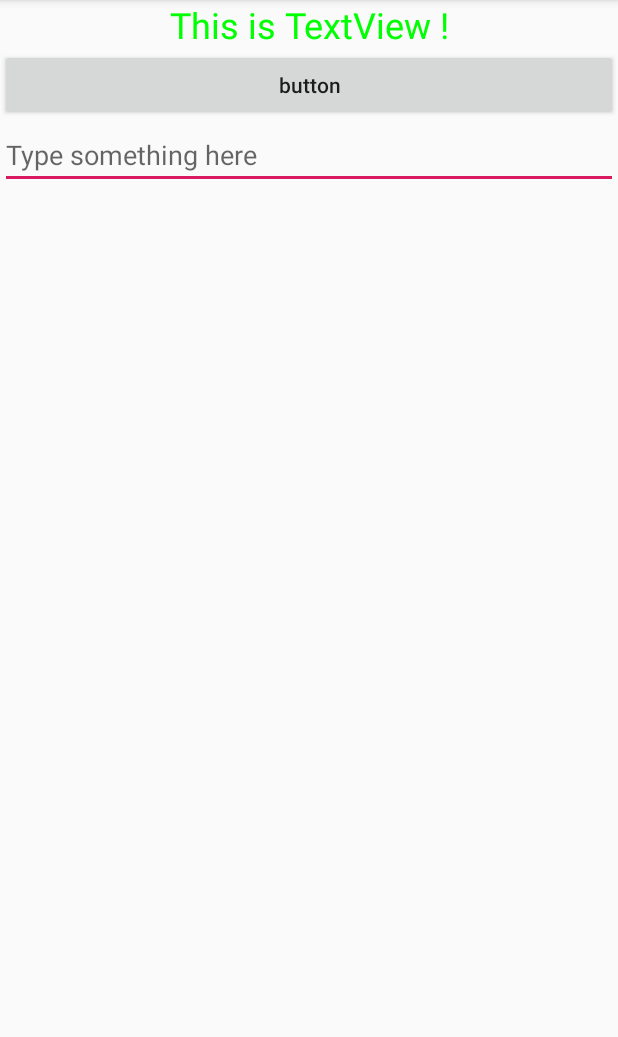
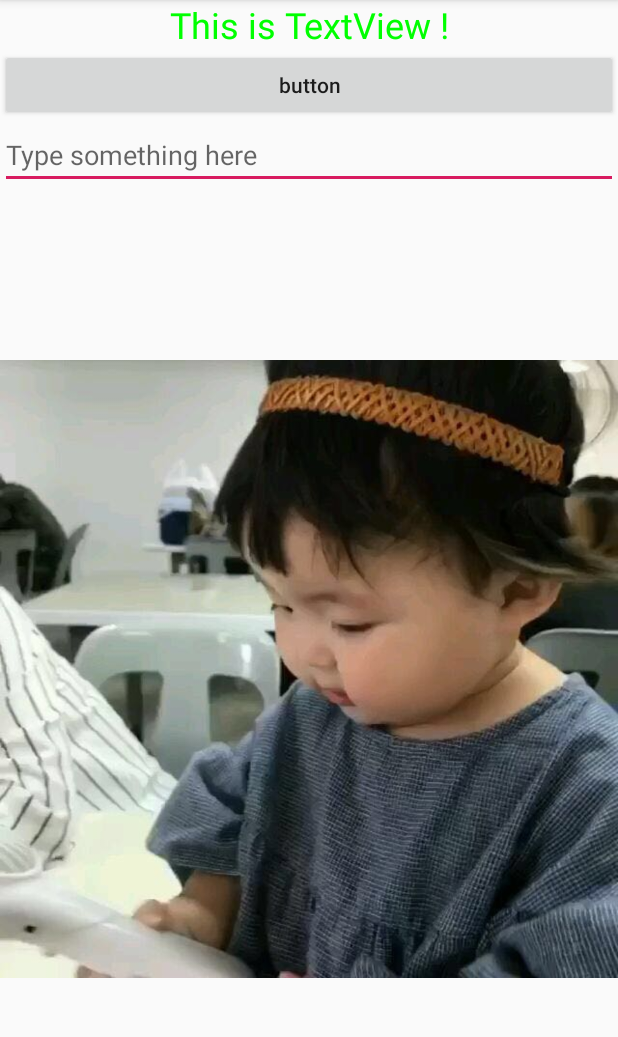
Before and after one commit to zhouyu1123/Android-sample, an Android app: the screen it shows after launch (MainActivity), after a tap on "button", on a phone screen of 412 x 824 dp, the part 84-1121 px from its top. Run offline under Robolectric (Android 15) with nearby library versions, the phone set to English and light mode, and no system bars.

Commit message:
3.2.4 ImageView

```diff
--- a/UIWidgetTest/app/src/main/java/com/example/uiwidgettest/MainActivity.java
+++ b/UIWidgetTest/app/src/main/java/com/example/uiwidgettest/MainActivity.java
@@ -7,11 +7,15 @@ import android.util.Log;
 import android.view.View;
 import android.widget.Button;
 import android.widget.EditText;
+import android.widget.ImageView;
 import android.widget.Toast;
 
 public class MainActivity extends AppCompatActivity {
     /* 3.2.3  Edittext */
     private EditText editText;
+
+    /* 3.2.4 ImageView */
+    private ImageView imageView;
 
      String TAG = "mainActivityTag";
     @Override
@@ -22,10 +26,16 @@ public class MainActivity extends AppCompatActivity {
         /* 3.2.3  Edittext */
         editText = (EditText) findViewById(R.id.edit_text);
 
+        /* 3.2.4 ImageView */
+        imageView = (ImageView) findViewById(R.id.image_view);
+
         Button button = (Button) findViewById(R.id.button);
         button.setOnClickListener(new View.OnClickListener() {
             @Override
             public void onClick(View v) {
+
+                /* 3.2.4 ImageView */
+                imageView.setImageResource(R.drawable.image2);
                 Log.d(TAG ,"这是一个测试按键！");
 
                 /* 3.2.3  Edittext */
--- a/UIWidgetTest/app/src/main/res/layout/activity_main.xml
+++ b/UIWidgetTest/app/src/main/res/layout/activity_main.xml
@@ -38,5 +38,13 @@
         android:maxLines="2">
     </EditText>
 
+    <!-- 3.2.4 ImageView -->
+    <ImageView
+        android:id = "@+id/image_view"
+        android:layout_width="wrap_content"
+        android:layout_height="wrap_content"
+        android:src="@drawable/imag1">
+    </ImageView>
+
 
 </LinearLayout>
```
Also changed, not shown: UIWidgetTest/app/src/main/res/drawable/imag1.jpg (added), UIWidgetTest/app/src/main/res/drawable/image2.jpg (added).
